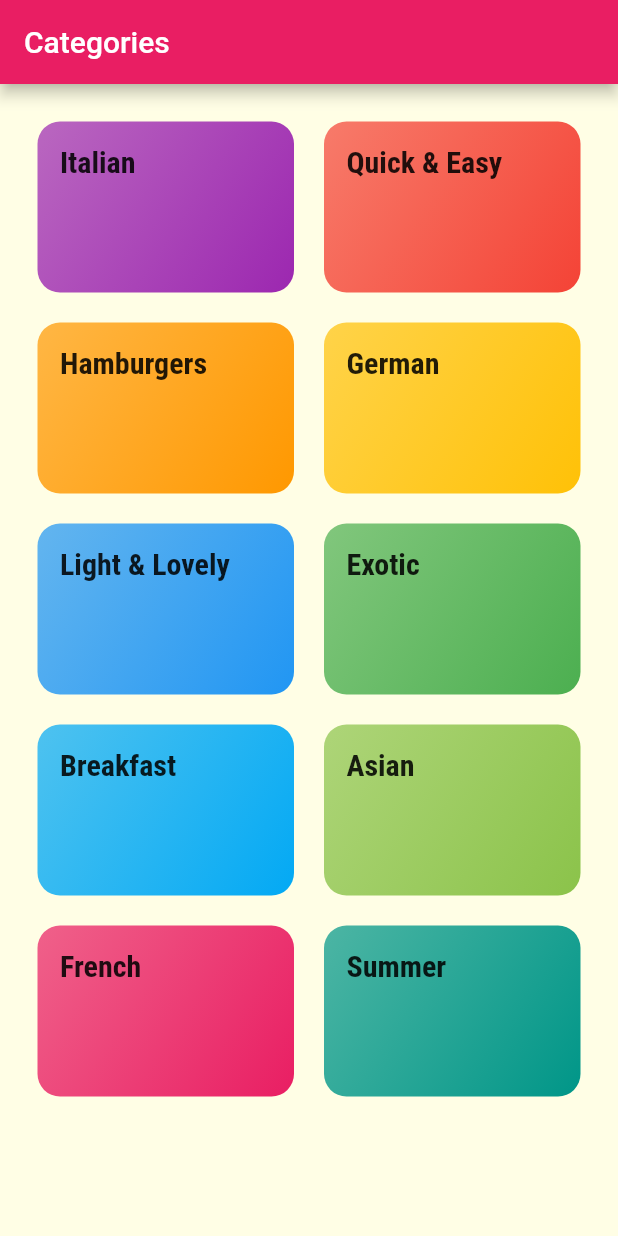
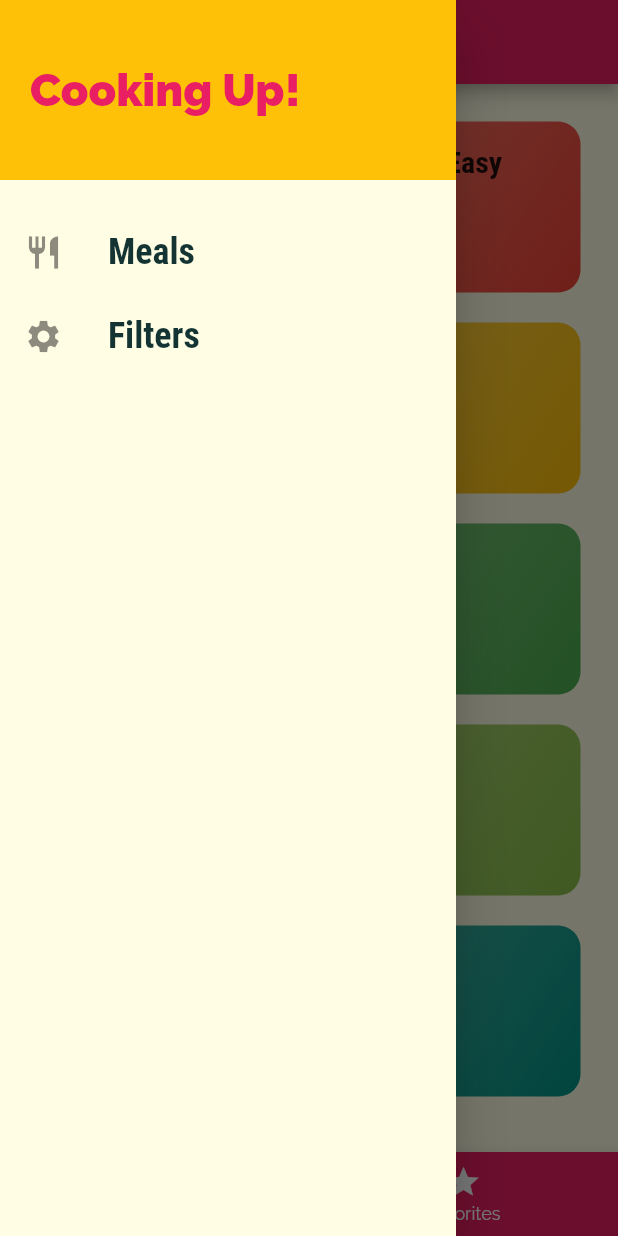
Before and after one commit to musama4830/food_application, a Flutter app: the screen it shows after launch, with the side drawer open (before the commit the screen has no drawer), on a phone screen of 412 x 824 dp. Run offline on Flutter 3.47's test engine with Material 2 defaults, Android fonts, the phone set to English and light mode, and no system bars; missing offline and left inert: dart:js_util.

Commit message:
added functionality like tabbar, drawer & delete.

```diff
--- a/lib/main.dart
+++ b/lib/main.dart
@@ -4,6 +4,8 @@ import 'package:flutter/services.dart';
 import 'screens/categories_screen.dart';
 import '../screens/category_meals_screen.dart';
 import './screens/meal_detail_screen.dart';
+import './screens/tabs_screen.dart';
+import 'screens/filters_screen.dart';
 
 void main() {
   WidgetsFlutterBinding.ensureInitialized();
@@ -41,11 +43,13 @@ class MyApp extends StatelessWidget {
               ),
             ),
       ),
-      home: const CategoriesScreen(),
+      // home: CategoriesScreen(),
+      initialRoute: '/', // default is '/'
       routes: {
-        // '/': (ctx) => CategoriesScreen(),
+        '/': (ctx) => TabsScreen(),
         CategoryMealsScreen.routeName: (ctx) => CategoryMealsScreen(),
         MealDetailScreen.routeName: (ctx) => MealDetailScreen(),
+        FiltersScreen.routeName: (ctx) => FiltersScreen(),
       },
     );
   }
--- a/lib/screens/categories_screen.dart
+++ b/lib/screens/categories_screen.dart
@@ -9,9 +9,7 @@ class CategoriesScreen extends StatelessWidget {
   @override
   Widget build(BuildContext context) {
     return Scaffold(
-      appBar: AppBar(
-        title: const Text('Categories'),
-      ),
+
       body: GridView(
           padding: const EdgeInsets.all(25),
           children: DUMMY_CATEGORIES
--- /dev/null
+++ b/lib/screens/filters_screen.dart
@@ -0,0 +1,20 @@
+import 'package:flutter/material.dart';
+
+import '../widgets/main_drawer.dart';
+
+class FiltersScreen extends StatelessWidget {
+  static const routeName = '/filters';
+
+  @override
+  Widget build(BuildContext context) {
+    return Scaffold(
+      appBar: AppBar(
+        title: Text('Your Filters'),
+      ),
+      drawer: MainDrawer(),
+      body: Center(
+        child: Text('Filters!'),
+      ),
+    );
+  }
+}
--- /dev/null
+++ b/lib/screens/tabs_screen.dart
@@ -0,0 +1,61 @@
+import 'package:flutter/material.dart';
+
+import './favorites_screen.dart';
+import './categories_screen.dart';
+import '../widgets/main_drawer.dart';
+
+class TabsScreen extends StatefulWidget {
+  @override
+  _TabsScreenState createState() => _TabsScreenState();
+}
+
+class _TabsScreenState extends State<TabsScreen> {
+  final List<Map<String, Object>> _pages = [
+    {
+      'page': CategoriesScreen(),
+      'title': 'Categories',
+    },
+    {
+      'page': FavoritesScreen(),
+      'title': 'Your Favorite',
+    },
+  ];
+  int _selectedPageIndex = 0;
+
+  void _selectPage(int index) {
+    setState(() {
+      _selectedPageIndex = index;
+    });
+  }
+
+  @override
+  Widget build(BuildContext context) {
+    return Scaffold(
+      appBar: AppBar(
+        title: Text(_pages[_selectedPageIndex]['title'] as String),
+      ),
+      drawer: MainDrawer(),
+      body: _pages[_selectedPageIndex]['page'] as Widget,
+      bottomNavigationBar: BottomNavigationBar(
+        onTap: _selectPage,
+        backgroundColor: Theme.of(context).primaryColor,
+        unselectedItemColor: Colors.white,
+        selectedItemColor: Theme.of(context).accentColor,
+        currentIndex: _selectedPageIndex,
+        // type: BottomNavigationBarType.fixed,
+        items: [
+          BottomNavigationBarItem(
+            backgroundColor: Theme.of(context).primaryColor,
+            icon: Icon(Icons.category),
+            title: Text('Categories'),
+          ),
+          BottomNavigationBarItem(
+            backgroundColor: Theme.of(context).primaryColor,
+            icon: Icon(Icons.star),
+            title: Text('Favorites'),
+          ),
+        ],
+      ),
+    );
+  }
+}
--- /dev/null
+++ b/lib/widgets/main_drawer.dart
@@ -0,0 +1,53 @@
+import 'package:flutter/material.dart';
+
+import '../screens/filters_screen.dart';
+
+class MainDrawer extends StatelessWidget {
+  Widget buildListTile(String title, IconData icon, context, String tapHandler) {
+    return ListTile(
+      leading: Icon(
+        icon,
+        size: 26,
+      ),
+      title: Text(
+        title,
+        style: TextStyle(
+          fontFamily: 'RobotoCondensed',
+          fontSize: 24,
+          fontWeight: FontWeight.bold,
+        ),
+      ),
+      onTap: () {
+        Navigator.of(context).pushReplacementNamed(tapHandler);
+      });
+  }
+
+  @override
+  Widget build(BuildContext context) {
+    return Drawer(
+      child: Column(
+        children: <Widget>[
+          Container(
+            height: 120,
+            width: double.infinity,
+            padding: EdgeInsets.all(20),
+            alignment: Alignment.centerLeft,
+            color: Theme.of(context).accentColor,
+            child: Text(
+              'Cooking Up!',
+              style: TextStyle(
+                  fontWeight: FontWeight.w900,
+                  fontSize: 30,
+                  color: Theme.of(context).primaryColor),
+            ),
+          ),
+          SizedBox(
+            height: 20,
+          ),
+          buildListTile('Meals', Icons.restaurant, context, '/'),
+          buildListTile('Filters', Icons.settings, context, FiltersScreen.routeName),
+        ],
+      ),
+    );
+  }
+}
```
Also changed, not shown: lib/screens/category_meals_screen.dart (+47 -23 lines), lib/screens/favorites_screen.dart (added, +10 -0 lines), lib/screens/meal_detail_screen.dart (+8 -0 lines), lib/widgets/meal_item.dart (+8 -1 lines).
